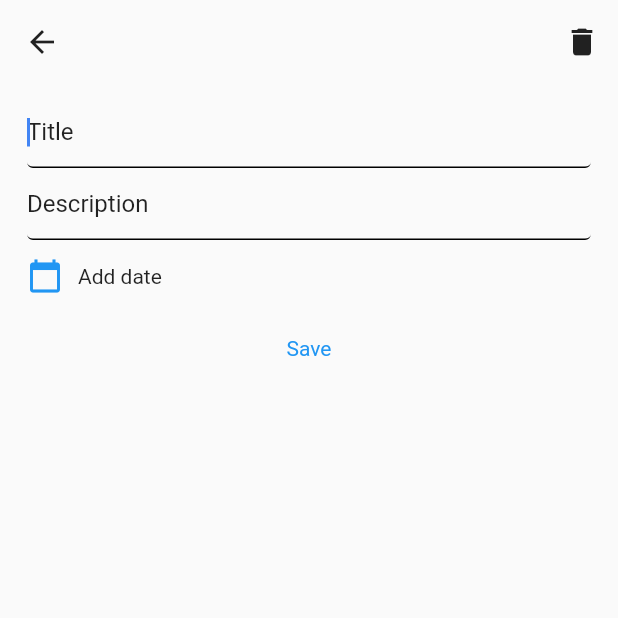
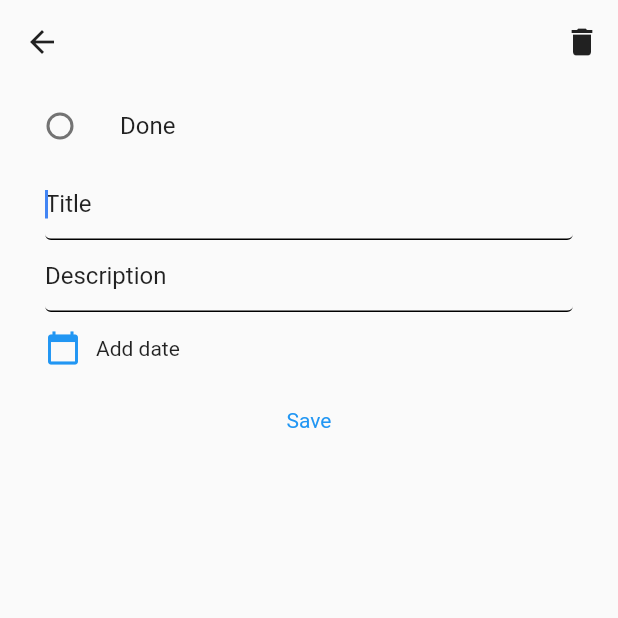
Before and after one commit to tinhhandsome/flutter_todo, a Flutter app: the TodoDetailScreen screen opened directly with empty values, after a tap on the "clear" icon, on a phone screen of 412 x 824 dp, the top half of it. Run offline on Flutter 3.47's test engine with Material 2 defaults, Android fonts, the phone set to English and light mode, and no system bars; our stand-ins replace bloc, circular_check_box, equatable, flutter_bloc, flutter_datetime_picker, flutter_sticky_header and 8 more; accounts and stored records are empty.

```diff
--- a/lib/blocs/todo/todo_bloc.dart
+++ b/lib/blocs/todo/todo_bloc.dart
@@ -29,10 +29,6 @@ class TodoBloc extends Bloc<TodoEvent, TodoState> {
       yield* _handleDeleteTodoEvent(event);
       return;
     }
-    if (event is TodoEditingEvent) {
-      yield* _handleTodoEditingEvent(event);
-      return;
-    }
   }
 
   Stream<TodoState> _handleUpdateTodoEvent(TodoUpdateEvent event) async* {
@@ -55,11 +51,6 @@ class TodoBloc extends Bloc<TodoEvent, TodoState> {
     }
   }
 
-  Stream<TodoState> _handleTodoEditingEvent(TodoEditingEvent event) async* {
-    _todo = event.todo;
-    yield TodoEditedState();
-  }
-
   Stream<TodoState> _handleDeleteTodoEvent(TodoDeleteEvent event) async* {
     yield TodoLoadingState();
     try {
--- a/lib/blocs/todo/todo_event.dart
+++ b/lib/blocs/todo/todo_event.dart
@@ -44,15 +44,3 @@ class TodoDeleteEvent extends TodoEvent {
   @override
   String toString() => "TodoDeleteEvent {todo: ${todo.toJson()}}";
 }
-
-class TodoEditingEvent extends TodoEvent {
-  final Todo todo;
-
-  const TodoEditingEvent(this.todo);
-
-  @override
-  List<Object> get props => [todo];
-
-  @override
-  String toString() => "TodoEditingEvent {todo: ${todo.toJson()}}";
-}
--- a/lib/blocs/todo/todo_state.dart
+++ b/lib/blocs/todo/todo_state.dart
@@ -41,8 +41,6 @@ class TodoUpdatedState extends TodoState {
   String toString() => "TodoUpdatedState {todo: ${todo.toJson()}}";
 }
 
-class TodoEditedState extends TodoState {}
-
 class TodoDeletedState extends TodoState {
   final bool success;
 
--- a/lib/models/settings.dart
+++ b/lib/models/settings.dart
@@ -1,7 +1,7 @@
 class Settings {
   int themeMode;
 
-  Settings({this.themeMode = 0});
+  Settings({this.themeMode = 1});
 
   Settings.fromJson(Map<String, dynamic> json) {
     themeMode = json['theme_mode'];
--- a/lib/ui/screens/todo_detail.dart
+++ b/lib/ui/screens/todo_detail.dart
@@ -1,5 +1,10 @@
+import 'package:circular_check_box/circular_check_box.dart';
 import 'package:flutter/material.dart';
+import 'package:flutter_bloc/flutter_bloc.dart';
 import 'package:flutter_datetime_picker/flutter_datetime_picker.dart';
+import 'package:flutter_todo/blocs/todo/todo_bloc.dart';
+import 'package:flutter_todo/blocs/todo/todo_event.dart';
+import 'package:flutter_todo/blocs/todo/todo_state.dart';
 import 'package:flutter_todo/models/todo.dart';
 import 'package:flutter_todo/utils/formatter.dart';
 import 'package:rxdart/rxdart.dart';
@@ -40,10 +45,24 @@ class _TodoDetailScreenState extends State<TodoDetailScreen> {
         iconTheme: IconThemeData(color: Theme.of(context).iconTheme.color),
         textTheme: TextTheme(title: Theme.of(context).textTheme.title),
         actions: <Widget>[
-          IconButton(icon: Icon(Icons.delete), onPressed: () {})
+          IconButton(
+              icon: Icon(Icons.delete),
+              onPressed: () {
+                BlocProvider.of<TodoBloc>(context)
+                    .add(TodoDeleteEvent(widget.todo));
+              })
         ],
       ),
-      body: StreamBuilder<Todo>(
+      body: BlocListener<TodoBloc, TodoState>(
+        listener: (context, state) {
+          if (state is TodoUpdatedState) {
+            Navigator.of(context).pop();
+          }
+          if (state is TodoDeletedState) {
+            Navigator.of(context).pop();
+          }
+        },
+        child: StreamBuilder<Todo>(
             stream: _todoSubject,
             initialData: Todo.fromJson(widget.todo.toJson()),
             builder: (context, snapshot) {
@@ -51,21 +70,31 @@ class _TodoDetailScreenState extends State<TodoDetailScreen> {
               var time = Formatter.formatDateNotAgoFrom(snapshot.data.expired);
               return ListView(
                 children: <Widget>[
+                  ListTile(
+                    leading: CircularCheckBox(
+                        value: todo.done,
+                        activeColor: Theme.of(context).primaryColor,
+                        materialTapTargetSize: MaterialTapTargetSize.padded,
+                        onChanged: (bool value) {
+                          todo.done = value;
+                          BlocProvider.of<TodoBloc>(context)
+                              .add(TodoUpdateEvent(todo));
+                        }),
+                    title: const Text("Done"),
+                  ),
                   Padding(
-                  padding: const EdgeInsets.symmetric(horizontal: 18),
+                    padding: const EdgeInsets.only(left: 30, right: 30),
                     child: Column(
                       crossAxisAlignment: CrossAxisAlignment.start,
                       mainAxisSize: MainAxisSize.min,
                       children: <Widget>[
-                      const SizedBox(
-                        height: 8.0,
-                      ),
                         TextField(
                           decoration: const InputDecoration(
                             hintText: 'Title',
                           ),
                           autofocus: true,
                           controller: _titleController,
+                          enabled: !todo.done,
                           onChanged: (value) {
                             todo.title = value;
                             _todoSubject.add(todo);
@@ -76,24 +105,30 @@ class _TodoDetailScreenState extends State<TodoDetailScreen> {
                               const InputDecoration(hintText: 'Description'),
                           autofocus: true,
                           controller: _descriptionController,
+                          enabled: !todo.done,
                           onChanged: (value) {
                             todo.description = value;
                             _todoSubject.add(todo);
                           },
                         ),
-                      FlatButton(
+                        time.isEmpty && todo.done
+                            ? Container()
+                            : FlatButton(
                                 padding: EdgeInsets.zero,
-                        onPressed: () {
+                                onPressed: todo.done
+                                    ? null
+                                    : () {
                                         DatePicker.showDateTimePicker(
                                           context,
                                           showTitleActions: true,
                                           minTime: DateTime(2018, 3, 5),
-                            maxTime:
-                                DateTime.now().add(const Duration(days: 365)),
+                                          maxTime: DateTime.now()
+                                              .add(const Duration(days: 365)),
                                           onChanged: (date) {},
                                           onConfirm: (pick) {
                                             date = pick;
-                              todo.expired = pick.millisecondsSinceEpoch;
+                                            todo.expired =
+                                                pick.millisecondsSinceEpoch;
                                             _todoSubject.add(todo);
                                           },
                                           currentTime: date,
@@ -107,9 +142,10 @@ class _TodoDetailScreenState extends State<TodoDetailScreen> {
                                       width: 10,
                                     ),
                                     Expanded(
-                                child:
-                                    Text(time.isNotEmpty ? time : "Add date")),
-                            time.isNotEmpty
+                                        child: Text(time.isNotEmpty
+                                            ? time
+                                            : "Add date")),
+                                    time.isNotEmpty && !todo.done
                                         ? IconButton(
                                             icon: Icon(Icons.clear),
                                             onPressed: () {
@@ -120,13 +156,19 @@ class _TodoDetailScreenState extends State<TodoDetailScreen> {
                                   ],
                                 ),
                               ),
-                      Center(
+                        todo.done
+                            ? Container()
+                            : Center(
                                 child: FlatButton(
-                            onPressed: () {},
+                                    onPressed: () {
+                                      BlocProvider.of<TodoBloc>(context)
+                                          .add(TodoUpdateEvent(todo));
+                                    },
                                     child: Text(
                                       "Save",
                                       style: TextStyle(
-                                  color: Theme.of(context).primaryColor),
+                                          color:
+                                              Theme.of(context).primaryColor),
                                     )),
                               ),
                       ],
@@ -135,6 +177,7 @@ class _TodoDetailScreenState extends State<TodoDetailScreen> {
                 ],
               );
             }),
+      ),
     );
   }
 
```
Lines whose indentation alone changed are shown as unchanged.
